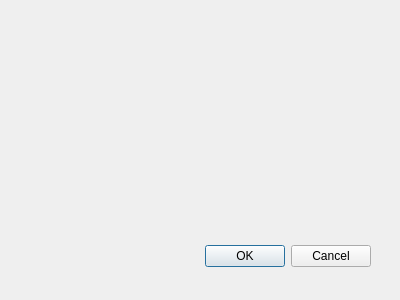
Before: the Qt Designer form FilmManager/addseriedialog.ui in Zachaly/Jipp_Projekt_ZS_NS, drawn with Qt 5.
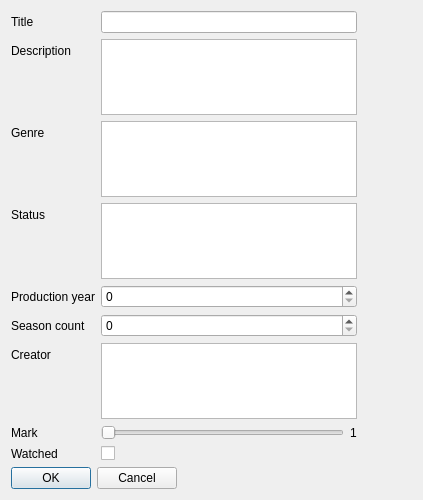
After: the same form once the commit is applied.

What changed in the file:
```diff
--- a/FilmManager/addseriedialog.ui
+++ b/FilmManager/addseriedialog.ui
@@ -6,29 +6,138 @@
    <rect>
     <x>0</x>
     <y>0</y>
-    <width>400</width>
-    <height>300</height>
+    <width>423</width>
+    <height>500</height>
    </rect>
   </property>
   <property name="windowTitle">
    <string>Dialog</string>
   </property>
-  <widget class="QDialogButtonBox" name="buttonBox">
-   <property name="geometry">
-    <rect>
-     <x>30</x>
-     <y>240</y>
-     <width>341</width>
-     <height>32</height>
-    </rect>
-   </property>
-   <property name="orientation">
-    <enum>Qt::Orientation::Horizontal</enum>
-   </property>
-   <property name="standardButtons">
-    <set>QDialogButtonBox::StandardButton::Cancel|QDialogButtonBox::StandardButton::Ok</set>
-   </property>
-  </widget>
+  <layout class="QFormLayout" name="formLayout_2">
+   <item row="0" column="0">
+    <layout class="QFormLayout" name="formLayout">
+     <item row="0" column="0">
+      <widget class="QLabel" name="titleLabel">
+       <property name="text">
+        <string>Title</string>
+       </property>
+      </widget>
+     </item>
+     <item row="0" column="1">
+      <widget class="QLineEdit" name="titleEdit"/>
+     </item>
+     <item row="1" column="0">
+      <widget class="QLabel" name="descriptionLabel">
+       <property name="text">
+        <string>Description</string>
+       </property>
+      </widget>
+     </item>
+     <item row="1" column="1">
+      <widget class="QTextEdit" name="descriptionTextEdit"/>
+     </item>
+     <item row="2" column="0">
+      <widget class="QLabel" name="genreLabel">
+       <property name="text">
+        <string>Genre</string>
+       </property>
+      </widget>
+     </item>
+     <item row="2" column="1">
+      <widget class="QListWidget" name="genreList"/>
+     </item>
+     <item row="3" column="0">
+      <widget class="QLabel" name="statusLabel">
+       <property name="text">
+        <string>Status</string>
+       </property>
+      </widget>
+     </item>
+     <item row="3" column="1">
+      <widget class="QListWidget" name="statusList"/>
+     </item>
+     <item row="4" column="0">
+      <widget class="QLabel" name="productionuYearLabel">
+       <property name="text">
+        <string>Production year</string>
+       </property>
+      </widget>
+     </item>
+     <item row="4" column="1">
+      <widget class="QSpinBox" name="productionYearSpinBox"/>
+     </item>
+     <item row="5" column="0">
+      <widget class="QLabel" name="seasonCountLabel">
+       <property name="text">
+        <string>Season count</string>
+       </property>
+      </widget>
+     </item>
+     <item row="5" column="1">
+      <widget class="QSpinBox" name="seasonCountSpinBox"/>
+     </item>
+     <item row="6" column="0">
+      <widget class="QLabel" name="creatorLabel">
+       <property name="text">
+        <string>Creator</string>
+       </property>
+      </widget>
+     </item>
+     <item row="6" column="1">
+      <widget class="QListWidget" name="creatorList"/>
+     </item>
+     <item row="7" column="0">
+      <widget class="QLabel" name="markLabel">
+       <property name="text">
+        <string>Mark</string>
+       </property>
+      </widget>
+     </item>
+     <item row="9" column="0">
+      <widget class="QLabel" name="watchedLabel">
+       <property name="text">
+        <string>Watched</string>
+       </property>
+      </widget>
+     </item>
+     <item row="9" column="1">
+      <widget class="QCheckBox" name="watchedCheckBox">
+       <property name="text">
+        <string/>
+       </property>
+      </widget>
+     </item>
+     <item row="7" column="1">
+      <layout class="QHBoxLayout" name="sliderLayout">
+       <item>
+        <widget class="QSlider" name="markSlider">
+         <property name="orientation">
+          <enum>Qt::Orientation::Horizontal</enum>
+         </property>
+        </widget>
+       </item>
+       <item>
+        <widget class="QLabel" name="markValueLabel">
+         <property name="text">
+          <string>1</string>
+         </property>
+        </widget>
+       </item>
+      </layout>
+     </item>
+    </layout>
+   </item>
+   <item row="2" column="0">
+    <widget class="QDialogButtonBox" name="buttonBox">
+     <property name="orientation">
+      <enum>Qt::Orientation::Horizontal</enum>
+     </property>
+     <property name="standardButtons">
+      <set>QDialogButtonBox::StandardButton::Cancel|QDialogButtonBox::StandardButton::Ok</set>
+     </property>
+    </widget>
+   </item>
+  </layout>
  </widget>
  <resources/>
  <connections>
```
